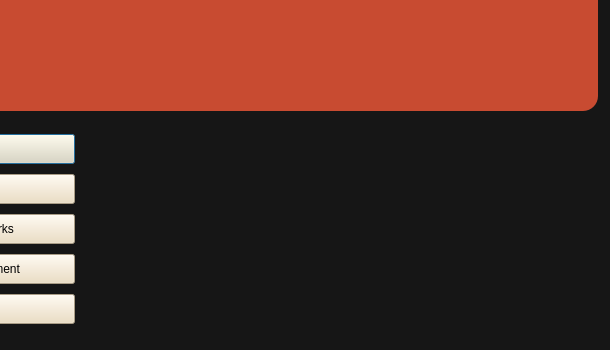
This is user_interfaces/conference.ui in hfzdnnzl/Final-Year-Project as Qt 5 draws it before an edit; both pictures show x 710 to 1320 and y 320 to 670 of the 1320 by 670 pixel window. The edited form follows.
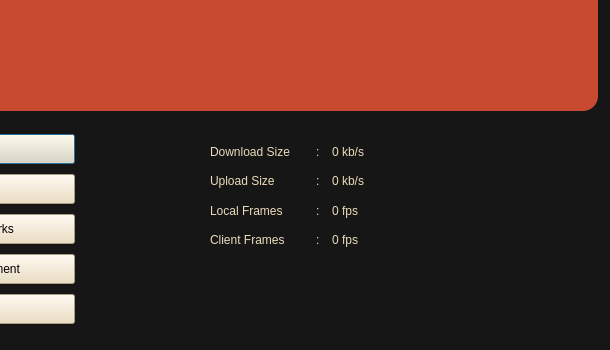
This is the edited form.

Commit message: added some label on the conference ui

Diff of the .ui file:
```diff
--- a/user_interfaces/conference.ui
+++ b/user_interfaces/conference.ui
@@ -299,6 +299,211 @@
      </item>
     </layout>
    </widget>
+   <widget class="QWidget" name="verticalLayoutWidget_3">
+    <property name="geometry">
+     <rect>
+      <x>870</x>
+      <y>440</y>
+      <width>451</width>
+      <height>231</height>
+     </rect>
+    </property>
+    <layout class="QVBoxLayout" name="verticalLayout_3">
+     <property name="leftMargin">
+      <number>50</number>
+     </property>
+     <property name="topMargin">
+      <number>20</number>
+     </property>
+     <property name="bottomMargin">
+      <number>100</number>
+     </property>
+     <item>
+      <layout class="QHBoxLayout" name="horizontalLayout_2">
+       <item>
+        <widget class="QLabel" name="dl_Title">
+         <property name="maximumSize">
+          <size>
+           <width>100</width>
+           <height>16777215</height>
+          </size>
+         </property>
+         <property name="styleSheet">
+          <string notr="true">color: rgb(236, 219, 186);</string>
+         </property>
+         <property name="text">
+          <string>Download Size</string>
+         </property>
+        </widget>
+       </item>
+       <item>
+        <widget class="QLabel" name="comma_dl">
+         <property name="maximumSize">
+          <size>
+           <width>10</width>
+           <height>16777215</height>
+          </size>
+         </property>
+         <property name="styleSheet">
+          <string notr="true">color: rgb(236, 219, 186);</string>
+         </property>
+         <property name="text">
+          <string>:</string>
+         </property>
+        </widget>
+       </item>
+       <item>
+        <widget class="QLabel" name="downloadSizeLabel">
+         <property name="styleSheet">
+          <string notr="true">color: rgb(236, 219, 186);</string>
+         </property>
+         <property name="text">
+          <string>0 kb/s</string>
+         </property>
+        </widget>
+       </item>
+      </layout>
+     </item>
+     <item>
+      <layout class="QHBoxLayout" name="horizontalLayout_3">
+       <item>
+        <widget class="QLabel" name="ul_Title">
+         <property name="maximumSize">
+          <size>
+           <width>100</width>
+           <height>16777215</height>
+          </size>
+         </property>
+         <property name="styleSheet">
+          <string notr="true">color: rgb(236, 219, 186);</string>
+         </property>
+         <property name="text">
+          <string>Upload Size</string>
+         </property>
+        </widget>
+       </item>
+       <item>
+        <widget class="QLabel" name="comma_ul">
+         <property name="maximumSize">
+          <size>
+           <width>10</width>
+           <height>16777215</height>
+          </size>
+         </property>
+         <property name="styleSheet">
+          <string notr="true">color: rgb(236, 219, 186);</string>
+         </property>
+         <property name="text">
+          <string>:</string>
+         </property>
+        </widget>
+       </item>
+       <item>
+        <widget class="QLabel" name="uploadSizeLabel">
+         <property name="styleSheet">
+          <string notr="true">color: rgb(236, 219, 186);</string>
+         </property>
+         <property name="text">
+          <string>0 kb/s</string>
+         </property>
+        </widget>
+       </item>
+      </layout>
+     </item>
+     <item>
+      <layout class="QHBoxLayout" name="horizontalLayout_4">
+       <item>
+        <widget class="QLabel" name="lf_Title">
+         <property name="maximumSize">
+          <size>
+           <width>100</width>
+           <height>16777215</height>
+          </size>
+         </property>
+         <property name="styleSheet">
+          <string notr="true">color: rgb(236, 219, 186);</string>
+         </property>
+         <property name="text">
+          <string>Local Frames</string>
+         </property>
+        </widget>
+       </item>
+       <item>
+        <widget class="QLabel" name="comma_lf">
+         <property name="maximumSize">
+          <size>
+           <width>10</width>
+           <height>16777215</height>
+          </size>
+         </property>
+         <property name="styleSheet">
+          <string notr="true">color: rgb(236, 219, 186);</string>
+         </property>
+         <property name="text">
+          <string>:</string>
+         </property>
+        </widget>
+       </item>
+       <item>
+        <widget class="QLabel" name="localFrameLabel">
+         <property name="styleSheet">
+          <string notr="true">color: rgb(236, 219, 186);</string>
+         </property>
+         <property name="text">
+          <string>0 fps</string>
+         </property>
+        </widget>
+       </item>
+      </layout>
+     </item>
+     <item>
+      <layout class="QHBoxLayout" name="horizontalLayout_5">
+       <item>
+        <widget class="QLabel" name="cf_Title">
+         <property name="maximumSize">
+          <size>
+           <width>100</width>
+           <height>16777215</height>
+          </size>
+         </property>
+         <property name="styleSheet">
+          <string notr="true">color: rgb(236, 219, 186);</string>
+         </property>
+         <property name="text">
+          <string>Client Frames</string>
+         </property>
+        </widget>
+       </item>
+       <item>
+        <widget class="QLabel" name="comma_cf">
+         <property name="maximumSize">
+          <size>
+           <width>10</width>
+           <height>16777215</height>
+          </size>
+         </property>
+         <property name="styleSheet">
+          <string notr="true">color: rgb(236, 219, 186);</string>
+         </property>
+         <property name="text">
+          <string>:</string>
+         </property>
+        </widget>
+       </item>
+       <item>
+        <widget class="QLabel" name="clientFrameLabel">
+         <property name="styleSheet">
+          <string notr="true">color: rgb(236, 219, 186);</string>
+         </property>
+         <property name="text">
+          <string>0 fps</string>
+         </property>
+        </widget>
+       </item>
+      </layout>
+     </item>
+    </layout>
+   </widget>
   </widget>
  </widget>
  <resources/>
```
The commit also changes 1 other file.
